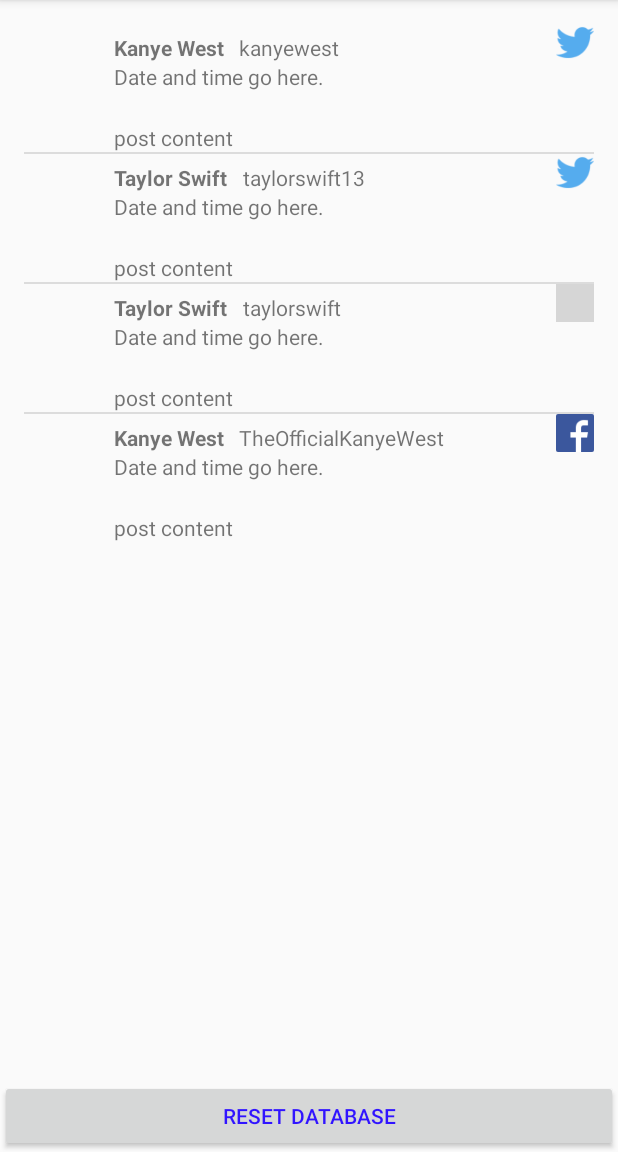
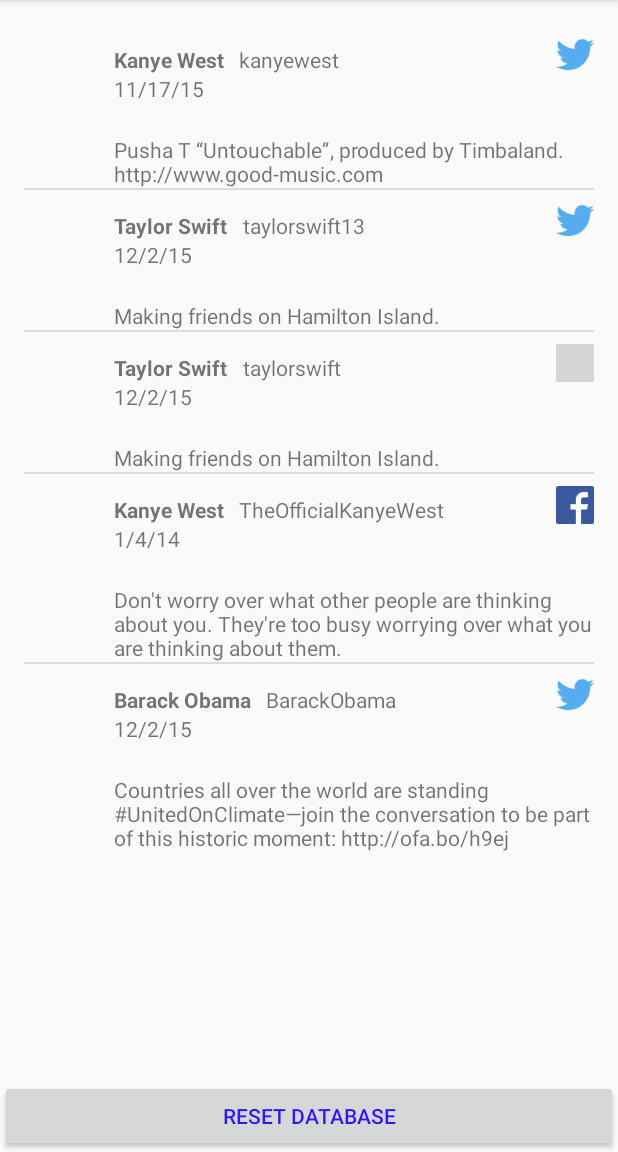
Before and after one commit to gkatan/CelebStalk, an Android app: the screen it shows after launch (MainActivity), on a phone screen of 412 x 824 dp, the part 84-1236 px from its top. Run offline under Robolectric (Android 15) with nearby library versions, the phone set to English and light mode, and no system bars; libraries missing offline, so code that uses them is left out: com.twitter.sdk, io.fabric.sdk; 2 statements that could not run were skipped; grey boxes are pictures that could not be loaded.

Commit message:
more layout stuff

```diff
--- a/app/src/main/java/jaemolee/myapplication/DashAdapter.java
+++ b/app/src/main/java/jaemolee/myapplication/DashAdapter.java
@@ -48,6 +48,7 @@ public class DashAdapter extends ArrayAdapter<DashItem> {
         // 4. Set the text for textViews
         author.setText(postList.get(position).getAuthor());
         post.setText(postList.get(position).getContent());
+        date.setText(postList.get(position).getDate());
 
         switch(postList.get(position).getSocMedType()){
             case "twitter":
--- a/app/src/main/java/jaemolee/myapplication/MainActivity.java
+++ b/app/src/main/java/jaemolee/myapplication/MainActivity.java
@@ -89,28 +89,34 @@ public class MainActivity extends AppCompatActivity
         int count = mydb.getProfileCount();
 
         // Adds things to the dashboard as dummy items.
-        String imgurl = "https://pbs.twimg.com/profile_images/585565077207678977/N_eNSBXi.jpg"; // kanye's twitter pic as test
-        DashItem newPerson = new DashItem("Kanye West", "12/2/15", imgurl , "twitter", "post content");
-
         //IDEALLY A DATABASE WOULD POPULATE EACH PERSON WITH THEIR RESPECT SOCIAL MEDIA SITE USERNAMES
 
+        String imgurl = "https://pbs.twimg.com/profile_images/585565077207678977/N_eNSBXi.jpg"; // kanye's twitter pic as test
+        DashItem newPerson = new DashItem("Kanye West", "11/17/15", imgurl , "twitter",
+                "Pusha T “Untouchable”, produced by Timbaland. http://www.good-music.com");
         newPerson.setTWUsername("kanyewest");
         dashboard.add(newPerson);
 
 
         String imgurl2 = "https://api.tumblr.com/v2/blog/taylorswift.tumblr.com/avatar";
-        DashItem newPerson2 = new DashItem("Taylor Swift", "12/2/15", imgurl2, "twitter", "post content");
+        DashItem newPerson2 = new DashItem("Taylor Swift", "12/2/15", imgurl2, "twitter", "Making friends on Hamilton Island.");
         newPerson2.setTWUsername("taylorswift13");
         dashboard.add(newPerson2);
 
-        DashItem newPerson3 = new DashItem("Taylor Swift", "12/1/15", imgurl2, "tumblr", "post content");
+        DashItem newPerson3 = new DashItem("Taylor Swift", "12/2/15", imgurl2, "tumblr", "Making friends on Hamilton Island.");
         newPerson3.setTMBUsername("taylorswift");
         dashboard.add(newPerson3);
 
-        DashItem newPerson4 = new DashItem("Kanye West", "12/1/15", imgurl, "facebook", "post content");
+        DashItem newPerson4 = new DashItem("Kanye West", "1/4/14", imgurl, "facebook",
+                "Don't worry over what other people are thinking about you. They're too busy worrying over what you are thinking about them.");
         newPerson4.setFBUsername("TheOfficialKanyeWest");
         dashboard.add(newPerson4);
 
+        String imgurl3 = "https://pbs.twimg.com/profile_images/451007105391022080/iu1f7brY_400x400.png";
+        DashItem newPerson5 = new DashItem("Barack Obama", "12/2/15", imgurl3, "twitter",
+                "Countries all over the world are standing #UnitedOnClimate—join the conversation to be part of this historic moment: http://ofa.bo/h9ej");
+        newPerson5.setTWUsername("BarackObama");
+        dashboard.add(newPerson5);
 
         //parseTwitter("kanyewest");
 
--- a/app/src/main/res/layout/celeb_dash_item.xml
+++ b/app/src/main/res/layout/celeb_dash_item.xml
@@ -63,6 +63,7 @@
         android:src="@mipmap/ic_twitter"
         android:layout_alignParentTop="true"
         android:layout_alignParentRight="true"
-        android:layout_alignParentEnd="true" />
+        android:layout_alignParentEnd="true"
+        android:layout_marginTop="8dp" />
 
 </RelativeLayout>
--- a/app/src/main/res/layout/content_main.xml
+++ b/app/src/main/res/layout/content_main.xml
@@ -12,5 +12,6 @@
     <ListView
         android:id="@+id/dashboard"
         android:layout_width="match_parent"
-        android:layout_height="wrap_content" />
+        android:layout_height="wrap_content"
+        android:paddingBottom="40dp"/>
 </RelativeLayout>
```
